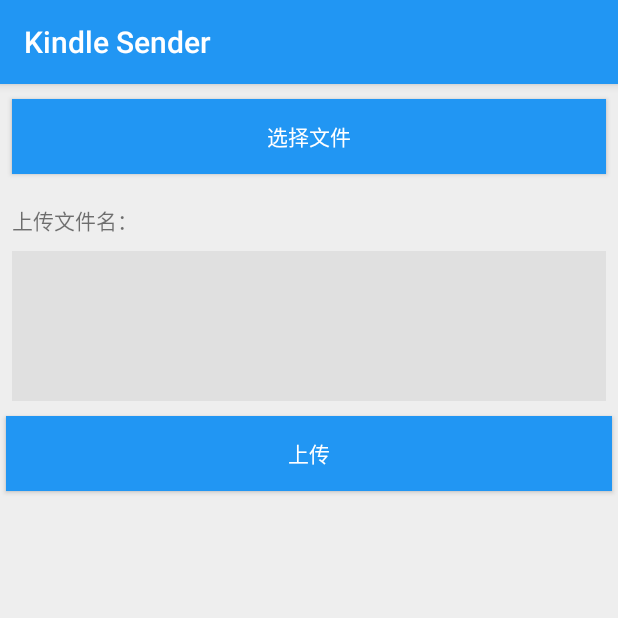
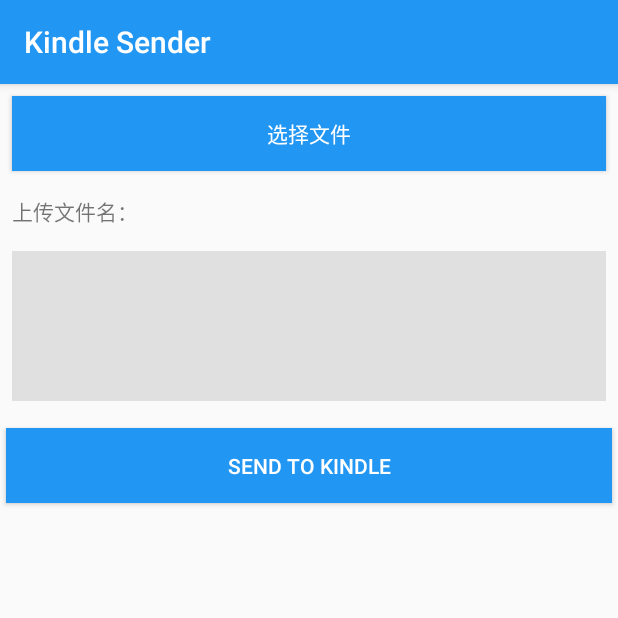
Before and after one commit to wudizhuo/kindle-android-kotlin, an Android app: the UploadActivity screen opened directly, with no data from a screen before it, on a phone screen of 412 x 824 dp, the top half of it. Run offline under Robolectric (Android 15) with nearby library versions, the phone set to English and light mode, and no system bars; libraries missing offline, so code that uses them is left out: com.nononsenseapps.filepicker.

```diff
--- a/app/src/main/java/com/kindleassistant/upload/UploadActivity.kt
+++ b/app/src/main/java/com/kindleassistant/upload/UploadActivity.kt
@@ -19,10 +19,11 @@ import com.nononsenseapps.filepicker.FilePickerActivity
 import kotlinx.android.synthetic.main.activity_uploads.*
 import java.io.File
 
+private const val PERMISSIONS_REQUEST = 101
+private const val FILE_SELECT_CODE = 0
+
 class UploadActivity : BaseActivity() {
     private var uploadFile = ""
-    private val FILE_SELECT_CODE = 0
-    private val PERMISSIONS_REQUEST = 101
 
     public override fun onCreate(savedInstanceState: Bundle?) {
         super.onCreate(savedInstanceState)
@@ -39,14 +40,6 @@ class UploadActivity : BaseActivity() {
     }
 
     private fun checkAndShow() {
-        checkPermission()
-    }
-
-    private fun uploadFile() {
-
-    }
-
-    private fun checkPermission() {
         if (ContextCompat.checkSelfPermission(this,
                 Manifest.permission.READ_EXTERNAL_STORAGE) != PackageManager.PERMISSION_GRANTED) {
             ActivityCompat.requestPermissions(this,
@@ -55,6 +48,10 @@ class UploadActivity : BaseActivity() {
         } else {
             showFileChooser()
         }
+    }
+
+    private fun uploadFile() {
+
     }
 
     override fun onRequestPermissionsResult(requestCode: Int,
@@ -81,9 +78,8 @@ class UploadActivity : BaseActivity() {
     }
 
     override fun onActivityResult(requestCode: Int, resultCode: Int, data: Intent?) {
-        if (requestCode == FILE_SELECT_CODE && resultCode == Activity.RESULT_OK) {
-            val uri = data.data
-            uploadFile = uri!!.path
+        if (requestCode == FILE_SELECT_CODE && resultCode == Activity.RESULT_OK && data != null) {
+            uploadFile = data.data.path
 
             val file = File(uploadFile)
             val length = file.length().toFloat()
--- a/app/src/main/res/layout/activity_uploads.xml
+++ b/app/src/main/res/layout/activity_uploads.xml
@@ -2,7 +2,6 @@
 <LinearLayout xmlns:android="http://schemas.android.com/apk/res/android"
     android:layout_width="match_parent"
     android:layout_height="match_parent"
-    android:background="#eeeeee"
     android:orientation="vertical">
 
     <Button
@@ -10,31 +9,21 @@
         style="@style/sendButton"
         android:layout_width="fill_parent"
         android:layout_height="50dp"
-        android:layout_marginBottom="10dp"
-        android:layout_marginLeft="8dp"
-        android:layout_marginRight="8dp"
-        android:layout_marginTop="10dp"
-        android:background="@drawable/btn_selector"
-        android:text="选择文件" />
+        android:layout_margin="@dimen/common_page_edge_padding"
+        android:text="@string/pick_file" />
 
     <TextView
         android:layout_width="fill_parent"
         android:layout_height="wrap_content"
-        android:layout_centerHorizontal="true"
-        android:layout_marginLeft="8dp"
-        android:layout_marginRight="8dp"
-        android:layout_marginTop="10dp"
-        android:text="上传文件名：" />
+        android:layout_margin="@dimen/common_page_edge_padding"
+        android:text="@string/tip_upload_file" />
 
     <TextView
         android:id="@+id/file"
         android:layout_width="fill_parent"
         android:layout_height="100dp"
-        android:layout_marginLeft="8dp"
-        android:layout_marginRight="8dp"
-        android:layout_marginTop="10dp"
-        android:background="#e0e0e0"
-        android:text="" />
+        android:layout_margin="@dimen/common_page_edge_padding"
+        android:background="#e0e0e0" />
 
     <Button
         android:id="@+id/upload"
@@ -45,6 +34,6 @@
         android:layout_marginRight="4dp"
         android:layout_marginTop="10dp"
         android:background="@drawable/btn_selector"
-        android:text="上传" />
+        android:text="@string/send_to_kindle" />
 
 </LinearLayout>
--- a/app/src/main/res/values/strings.xml
+++ b/app/src/main/res/values/strings.xml
@@ -17,4 +17,6 @@
     <string name="show_done">设置完成</string>
     <string name="show_success">发送成功</string>
     <string name="permission_denied">Permission denied</string>
+    <string name="tip_upload_file">上传文件名：</string>
+    <string name="pick_file">选择文件</string>
 </resources>
```
